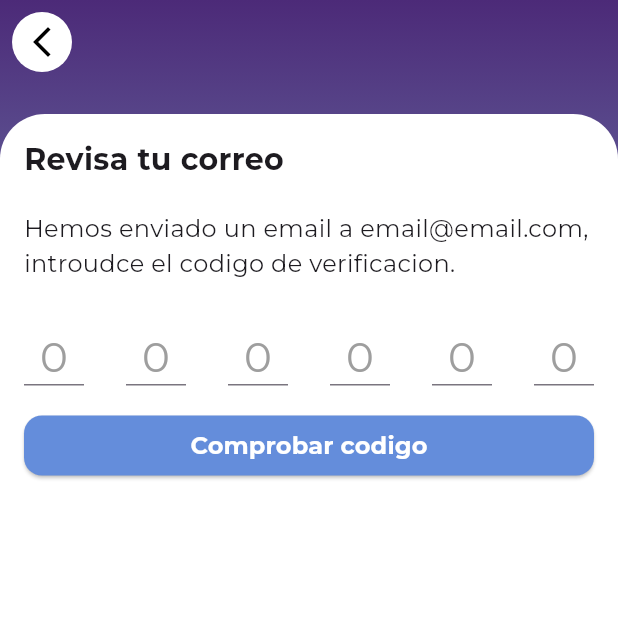
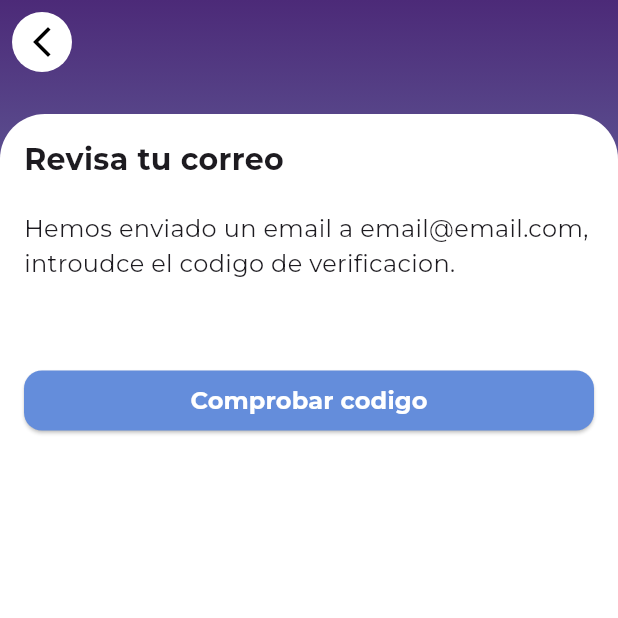
Before and after one commit to iordanericdam/app_mochila, a Flutter app: the VerificationScreen screen opened directly, on a phone screen of 412 x 824 dp, the top half of it. Run offline on Flutter 3.47's test engine with Material 3 defaults, Android fonts, the light colour scheme and no system bars.

Commit message:
eliminadas cosas no necesarias

```diff
--- a/lib/presentation/screens/new_password_screen.dart
+++ b/lib/presentation/screens/new_password_screen.dart
@@ -1,4 +1,3 @@
-import 'package:app_mochila/presentation/screens/eric_explicacion.dart';
 import 'package:app_mochila/presentation/screens/login_screen.dart';
 import 'package:app_mochila/presentation/widgets/buttons.dart';
 import 'package:app_mochila/presentation/widgets/password_custom_input.dart';
--- a/lib/presentation/screens/verification_screen.dart
+++ b/lib/presentation/screens/verification_screen.dart
@@ -1,6 +1,5 @@
 import 'package:app_mochila/presentation/screens/new_password_screen.dart';
 import 'package:app_mochila/presentation/widgets/buttons.dart';
-import 'package:app_mochila/presentation/widgets/verificationCodeWidget.dart';
 import 'package:app_mochila/presentation/widgets/white_base_container.dart';
 import 'package:app_mochila/styles/app_colors.dart';
 import 'package:app_mochila/styles/base_scaffold.dart';
@@ -43,14 +42,6 @@ class _VerificationScreenState extends State<VerificationScreen> {
             ),
             sizedBox,
             sizedBox,
-            VerificationCodeField(
-              fieldCount: 6,
-              fieldSize: const Size(40, 30),
-              onFinished: (String numericCode) {
-                _reloadScreen();
-              },
-              // ios: _counter.isOdd, // Opción para iOS cuando el contador es impar
-            ),
             sizedBox,
             SizedBox(
               height: 40,
--- a/lib/presentation/widgets/verificationCodeWidget.dart
+++ /dev/null
@@ -1,126 +0,0 @@
-import 'package:app_mochila/styles/app_colors.dart';
-import 'package:app_mochila/styles/constants.dart';
-import 'package:flutter/cupertino.dart';
-import 'package:flutter/material.dart';
-import 'package:flutter/services.dart';
-
-class VerificationCodeField extends StatefulWidget {
-  const VerificationCodeField({
-    Key? key,
-    this.fieldContentAlignment = MainAxisAlignment.spaceBetween,
-    this.fieldSize,
-    this.fieldCount = 6,
-    required this.onFinished,
-    this.debugLogs = false,
-    this.ios = false,
-    this.leftOnly = false,
-    this.styleIos,
-  }) : super(key: key);
-
-  /// the alignment in which the text fields stack (it's just like a row)
-  final MainAxisAlignment fieldContentAlignment;
-
-  /// the size of each individual input field
-  final Size? fieldSize;
-
-  final int fieldCount;
-
-  final Function(String numericCode) onFinished;
-
-  final bool debugLogs;
-
-  final bool ios;
-  final bool leftOnly;
-  final TextStyle? styleIos;
-
-  @override
-  State<VerificationCodeField> createState() => _VerificationCodeFieldState();
-}
-
-class _VerificationCodeFieldState extends State<VerificationCodeField> {
-  final GlobalKey<FormState> _formKey = GlobalKey<FormState>();
-  final List<String> _inputArray = [];
-
-  @override
-  Widget build(BuildContext context) {
-    return Form(
-        key: _formKey,
-        child: Row(
-          mainAxisAlignment: widget.fieldContentAlignment,
-          children: List.generate(
-              widget.fieldCount,
-              (index) => _generateSingleDigitTextFormField(context,
-                  size: widget.fieldSize ?? const Size(48, 64),
-                  indexOfThisField: index)),
-        ));
-  }
-
-  Widget _generateSingleDigitTextFormField(BuildContext context,
-      {required Size size, required int indexOfThisField}) {
-    void onChanged(v) {
-      if (v.isNotEmpty) {
-        FocusScope.of(context).nextFocus();
-        _inputArray.add(v);
-      } else {
-        _inputArray.removeLast();
-
-        FocusScope.of(context).previousFocus();
-      }
-
-      // prints result
-      if (widget.debugLogs) debugPrint(_inputArray.toString());
-
-      // when it's the last square
-      if (_inputArray.length == widget.fieldCount) {
-        widget.onFinished(_inputArray.join());
-      }
-    }
-
-    const decoration = InputDecoration(
-      alignLabelWithHint: true,
-      hintText: "0",
-      hintStyle: TextStyle(color: Colors.grey),
-      focusedBorder: UnderlineInputBorder(
-        borderSide: BorderSide(color: Colors.blue, width: 2.0),
-      ),
-    );
-
-    final format = [
-      LengthLimitingTextInputFormatter(1),
-      FilteringTextInputFormatter.digitsOnly
-    ];
-
-    return SizedBox(
-      height: size.height,
-      width: size.width,
-      child: widget.ios
-          ? CupertinoTextField(
-              key: Key("$indexOfThisField"),
-              onChanged: onChanged,
-              style:
-                  widget.styleIos ?? const TextStyle(fontSize: kDefaultPadding),
-              keyboardType: TextInputType.number,
-              textAlign: TextAlign.center,
-              placeholder: "",
-              decoration: const BoxDecoration(
-                  border: Border(
-                      bottom: BorderSide(
-                          color: CupertinoColors.systemGrey, width: 1.0))),
-              inputFormatters: format,
-            )
-          : TextFormField(
-              key: Key("$indexOfThisField"),
-              onChanged: onChanged,
-              cursorColor: AppColors.defaultButtonColor,
-              style: Theme.of(context)
-                  .textTheme
-                  .headlineMedium
-                  ?.copyWith(textBaseline: TextBaseline.ideographic),
-              keyboardType: TextInputType.number,
-              textAlign: TextAlign.center,
-              decoration: decoration,
-              inputFormatters: format,
-            ),
-    );
-  }
-}
```
